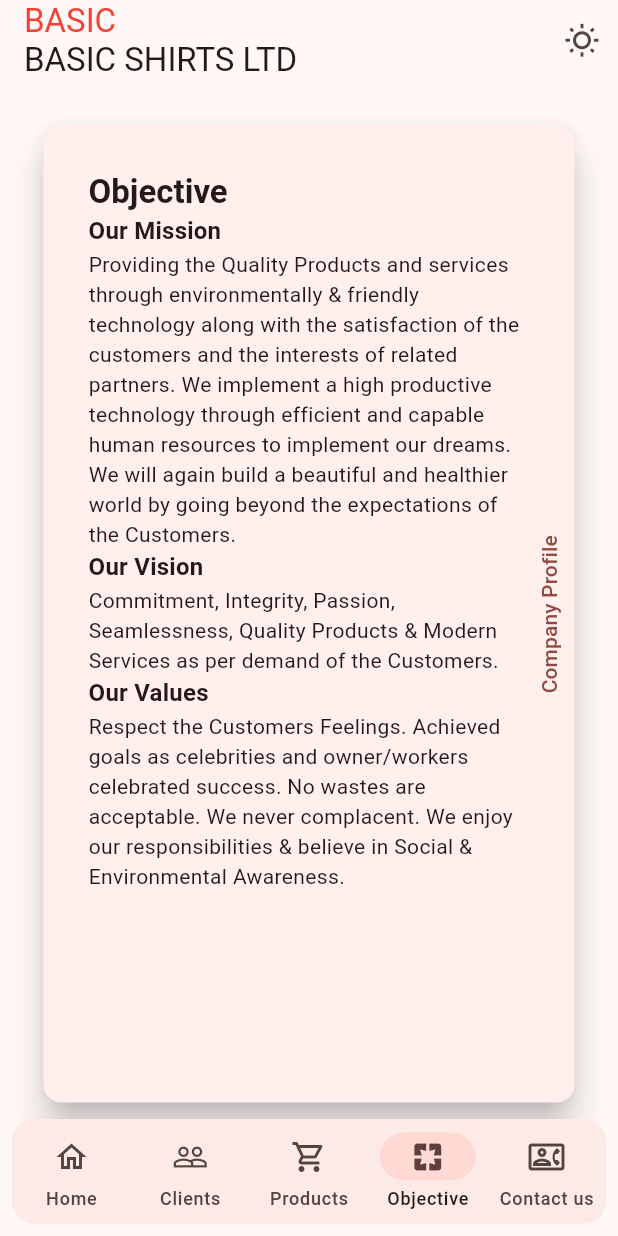
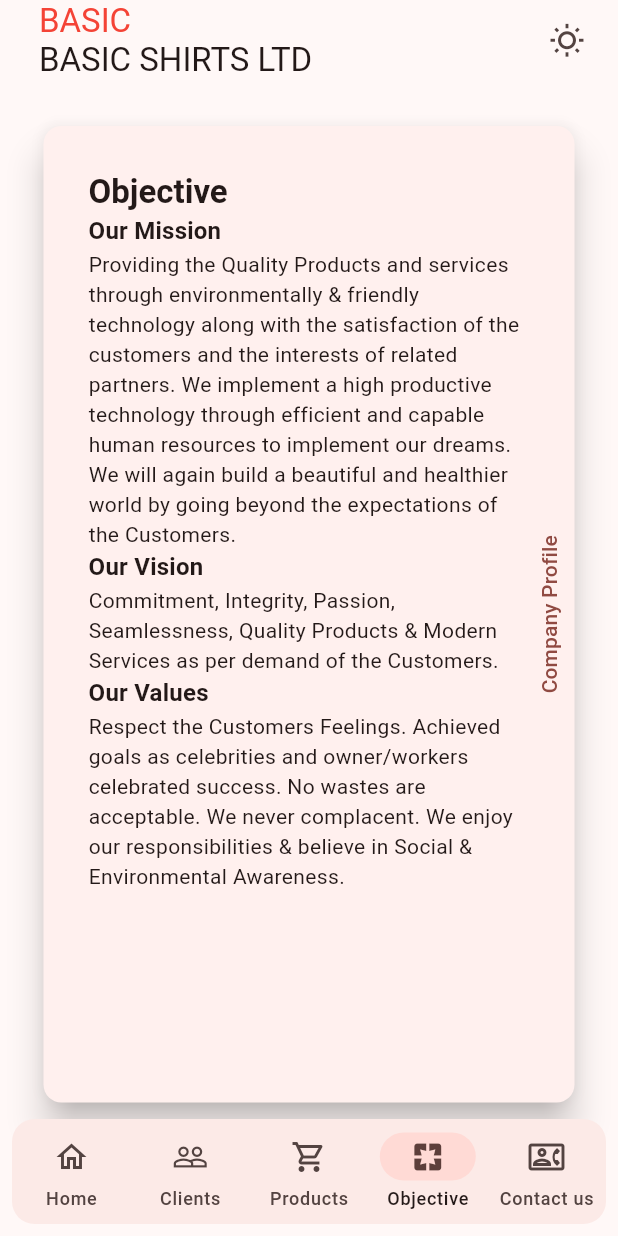
Before and after one commit to mozaddedalfeshani/bsl, a Flutter app: the screen it shows after launch, item 4 of the bottom bar chosen, on a phone screen of 412 x 824 dp. Run offline on Flutter 3.47's test engine with Material 2 defaults, Android fonts, the light colour scheme and no system bars; our stand-ins replace cached_network_image, carousel_slider; network calls fail.

Commit message:
appbar coustomsaition

```diff
--- a/lib/src/home/home_page.dart
+++ b/lib/src/home/home_page.dart
@@ -63,7 +63,10 @@
               child: child!,
             );
           },
+          child: Padding(
+            padding: const EdgeInsets.symmetric(horizontal: 10),
             child: AppBar(
+              centerTitle: false,
               title: RichText(
                 text: TextSpan(
                   text: "BASIC",
@@ -86,11 +89,13 @@
                   onPressed: () {
                     SettingsController.instance.toggleTheme();
                   },
-                icon: (SettingsController.instance.themeMode == ThemeMode.dark)
+                  icon:
+                      (SettingsController.instance.themeMode == ThemeMode.dark)
                           ? const Icon(Icons.dark_mode_outlined)
                           : const Icon(Icons.wb_sunny_outlined),
                 ),
               ],
+            ),
           ),
         ),
       ),
```
Lines whose indentation alone changed are shown as unchanged.
